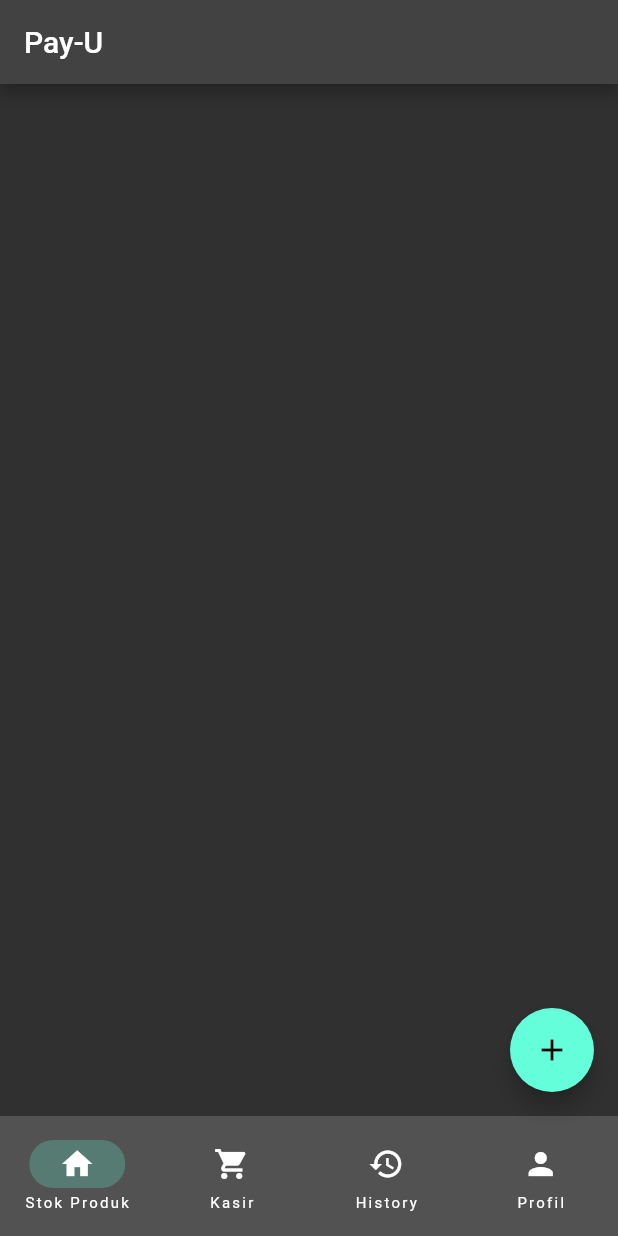
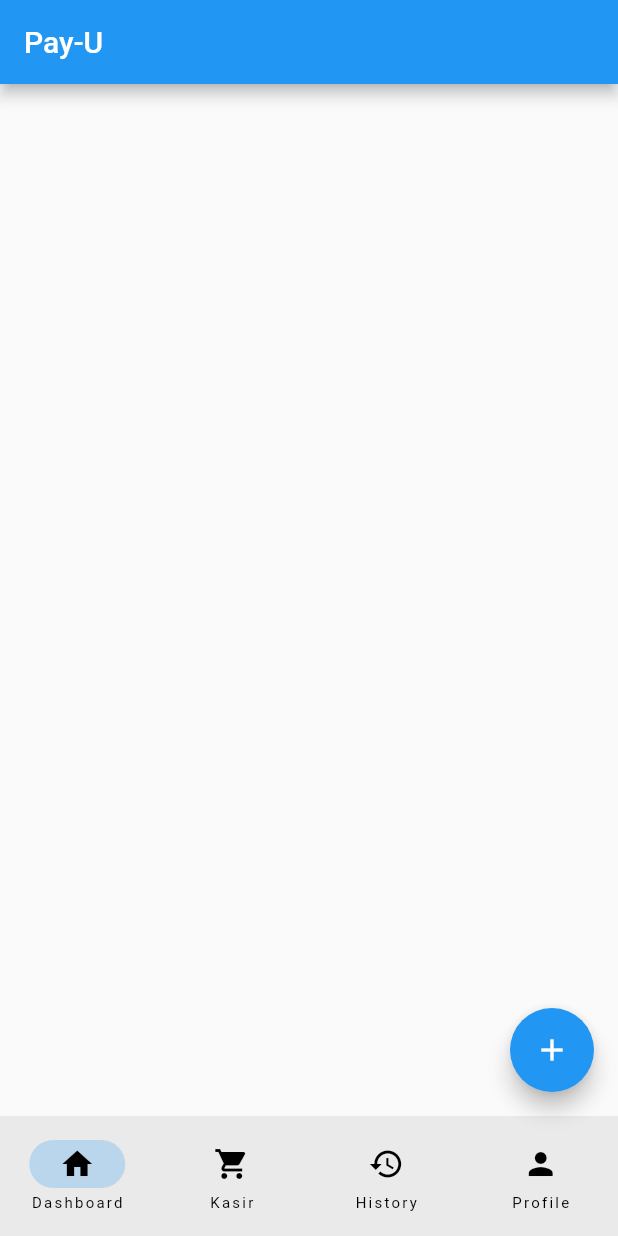
Before and after one commit to bloodsking/pay-uMobile, a Flutter app: the screen it shows after launch, on a phone screen of 412 x 824 dp. Run offline on Flutter 3.47's test engine with Material 2 defaults, Android fonts, the phone set to English and light mode, and no system bars.

Commit message:
auto darkmode

```diff
--- a/lib/main.dart
+++ b/lib/main.dart
@@ -11,8 +11,8 @@ class MyApp extends StatelessWidget {
   Widget build(BuildContext context) {
     return MaterialApp(
       debugShowCheckedModeBanner: false,
-      theme: ThemeData.dark(),
-      home: const RootPage(),
+      darkTheme: ThemeData.dark(), // standard dark theme
+      themeMode: ThemeMode.system, home: const RootPage(),
     );
   }
 }
@@ -40,11 +40,11 @@ class _RootPageState extends State<RootPage> {
       ),
       bottomNavigationBar: NavigationBar(
         destinations: const [
-          NavigationDestination(icon: Icon(Icons.home), label: "Stok Produk"),
+          NavigationDestination(icon: Icon(Icons.home), label: "Dashboard"),
           NavigationDestination(
               icon: Icon(Icons.shopping_cart), label: "Kasir"),
           NavigationDestination(icon: Icon(Icons.history), label: "History"),
-          NavigationDestination(icon: Icon(Icons.person), label: "Profil")
+          NavigationDestination(icon: Icon(Icons.person), label: "Profile")
         ],
         onDestinationSelected: (int index) {
           setState(() {
```
